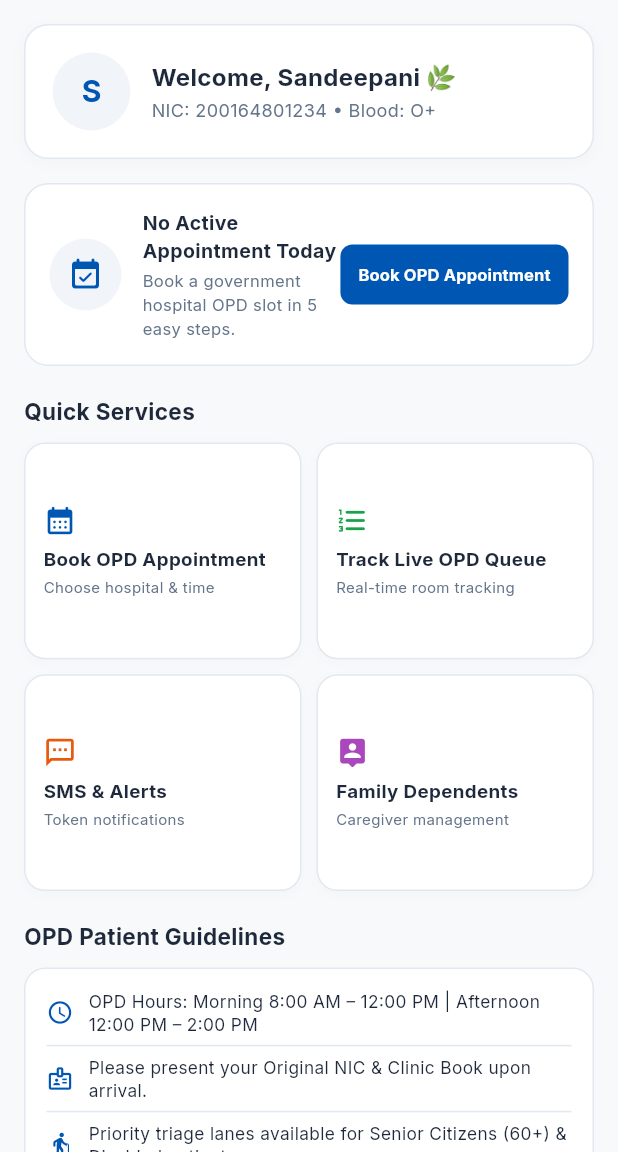
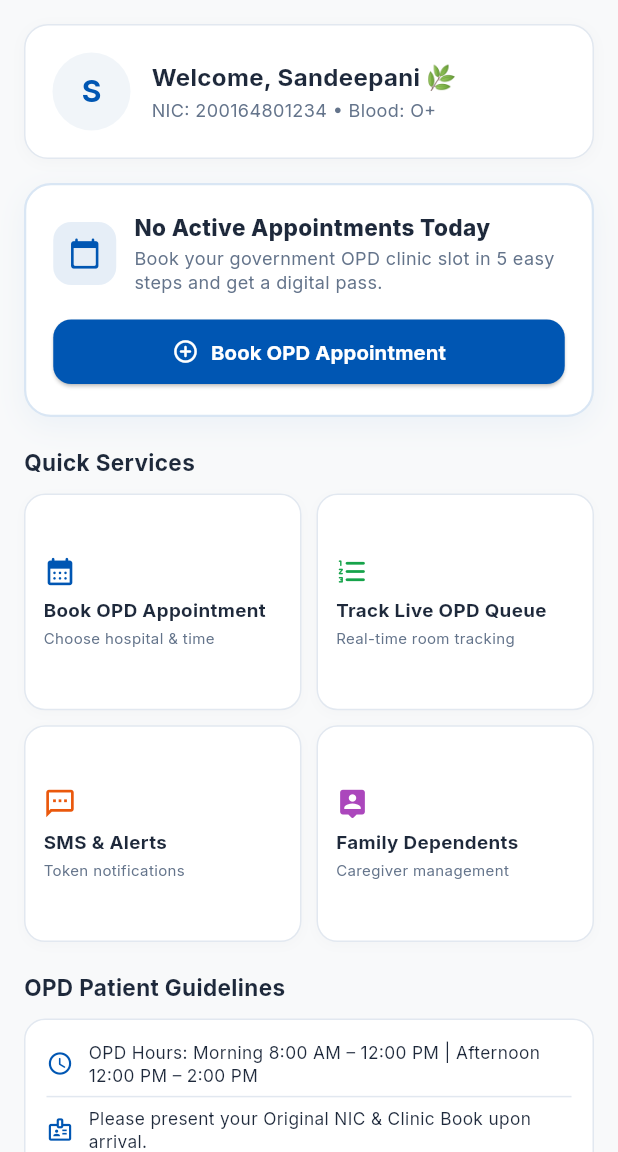
Before and after one commit to kavindyaPerera1234/mediq-app, a Flutter app: the PatientHomeScreen screen opened directly with empty values, on a phone screen of 412 x 824 dp, the part 84-1236 px from its top. Run offline on Flutter 3.47's test engine with Material 3 defaults, Android fonts, the phone set to English and light mode, and no system bars; our stand-ins replace cloud_firestore, firebase_auth, firebase_core, google_fonts, table_calendar; missing offline and left inert: dart:js; accounts and stored records are empty.

Commit message:
style(home): redesign empty appointment card with modern full-width layout and soft elevation

```diff
--- a/lib/features/patient_appointment_scheduling_module1/screens/patient_home_screen.dart
+++ b/lib/features/patient_appointment_scheduling_module1/screens/patient_home_screen.dart
@@ -345,50 +345,106 @@ class PatientHomeScreen extends StatelessWidget {
   }
 
   Widget _buildNoActiveTokenCard() {
+    final lang = AppAccessibility.currentLanguage.value;
+    String title;
+    String subtitle;
+    String buttonText;
+
+    if (lang == 'si') {
+      title = 'අද දින සඳහා සායන වෙන්කිරීම් නොමැත';
+      subtitle = 'පෝලිම්වල නොරැඳී ඩිජිටල් ටෝකනයක් ලබාගැනීමට පහසුවෙන් සායනයක් වෙන්කරවා ගන්න.';
+      buttonText = 'නව සායනයක් වෙන්කරවා ගැනීම';
+    } else if (lang == 'ta') {
+      title = 'இன்று செயலில் உள்ள சந்திப்புகள் இல்லை';
+      subtitle = 'வரிசையில் காத்திருக்காமல் டிஜிட்டல் டோக்கனைப் பெற எளிதாக பதிவு செய்யவும்.';
+      buttonText = 'புதிய சந்திப்பை பதிவு செய்யவும்';
+    } else {
+      title = 'No Active Appointments Today';
+      subtitle = 'Book your government OPD clinic slot in 5 easy steps and get a digital pass.';
+      buttonText = 'Book OPD Appointment';
+    }
+
     return Container(
-      padding: const EdgeInsets.all(16),
+      padding: const EdgeInsets.all(18),
       decoration: BoxDecoration(
         color: AppColors.cardSurface,
-        borderRadius: BorderRadius.circular(16),
-        border: Border.all(color: AppColors.cardBorder),
+        borderRadius: BorderRadius.circular(18),
+        border: Border.all(
+          color: AppColors.primary.withValues(alpha: 0.15),
+          width: 1.5,
         ),
-      child: Row(
+        boxShadow: [
+          BoxShadow(
+            color: AppColors.primary.withValues(alpha: 0.05),
+            blurRadius: 16,
+            offset: const Offset(0, 6),
+          ),
+        ],
+      ),
+      child: Column(
+        crossAxisAlignment: CrossAxisAlignment.start,
+        children: [
+          Row(
             children: [
               Container(
-            padding: const EdgeInsets.all(12),
+                padding: const EdgeInsets.all(10),
                 decoration: BoxDecoration(
-              color: AppColors.chipBg,
-              shape: BoxShape.circle,
+                  color: AppColors.primary.withValues(alpha: 0.10),
+                  borderRadius: BorderRadius.circular(12),
                 ),
-            child: Icon(Icons.event_available_rounded, color: AppColors.accentColor, size: 24),
+                child: const Icon(
+                  Icons.calendar_today_rounded,
+                  color: AppColors.primary,
+                  size: 22,
                 ),
-          const SizedBox(width: 14),
+              ),
+              const SizedBox(width: 12),
               Expanded(
                 child: Column(
                   crossAxisAlignment: CrossAxisAlignment.start,
                   children: [
                     Text(
-                  'No Active Appointment Today',
-                  style: TextStyle(fontSize: 13, fontWeight: FontWeight.bold, color: AppColors.headingText),
+                      title,
+                      style: TextStyle(
+                        fontSize: 15,
+                        fontWeight: FontWeight.w800,
+                        color: AppColors.headingText,
+                      ),
                     ),
                     const SizedBox(height: 2),
                     Text(
-                  'Book a government hospital OPD slot in 5 easy steps.',
-                  style: TextStyle(fontSize: 11, color: AppColors.bodyText),
+                      subtitle,
+                      style: TextStyle(
+                        fontSize: 12,
+                        color: AppColors.bodyText,
+                        height: 1.35,
+                      ),
                     ),
                   ],
                 ),
               ),
-          ElevatedButton(
-            onPressed: () => onNavigateTab(1), // Go to Book Appointment
+            ],
+          ),
+          const SizedBox(height: 14),
+          SizedBox(
+            width: double.infinity,
+            child: ElevatedButton.icon(
+              onPressed: () => onNavigateTab(1),
+              icon: const Icon(Icons.add_circle_outline_rounded, size: 18),
+              label: Text(
+                buttonText,
+                style: const TextStyle(fontSize: 13.5, fontWeight: FontWeight.bold),
+              ),
               style: ElevatedButton.styleFrom(
-              backgroundColor: AppColors.accentColor,
+                backgroundColor: AppColors.primary,
                 foregroundColor: Colors.white,
-              padding: const EdgeInsets.symmetric(horizontal: 12, vertical: 8),
-              elevation: 0,
-              shape: RoundedRectangleBorder(borderRadius: BorderRadius.circular(8)),
+                padding: const EdgeInsets.symmetric(vertical: 12),
+                elevation: 1,
+                shape: RoundedRectangleBorder(
+                  borderRadius: BorderRadius.circular(12),
                 ),
-            child: Text(AppTranslations.tr('bookNewOpd'), style: const TextStyle(fontSize: 11, fontWeight: FontWeight.bold)),
+              ),
+            ),
           ),
         ],
       ),
```
Lines whose indentation alone changed are shown as unchanged.
